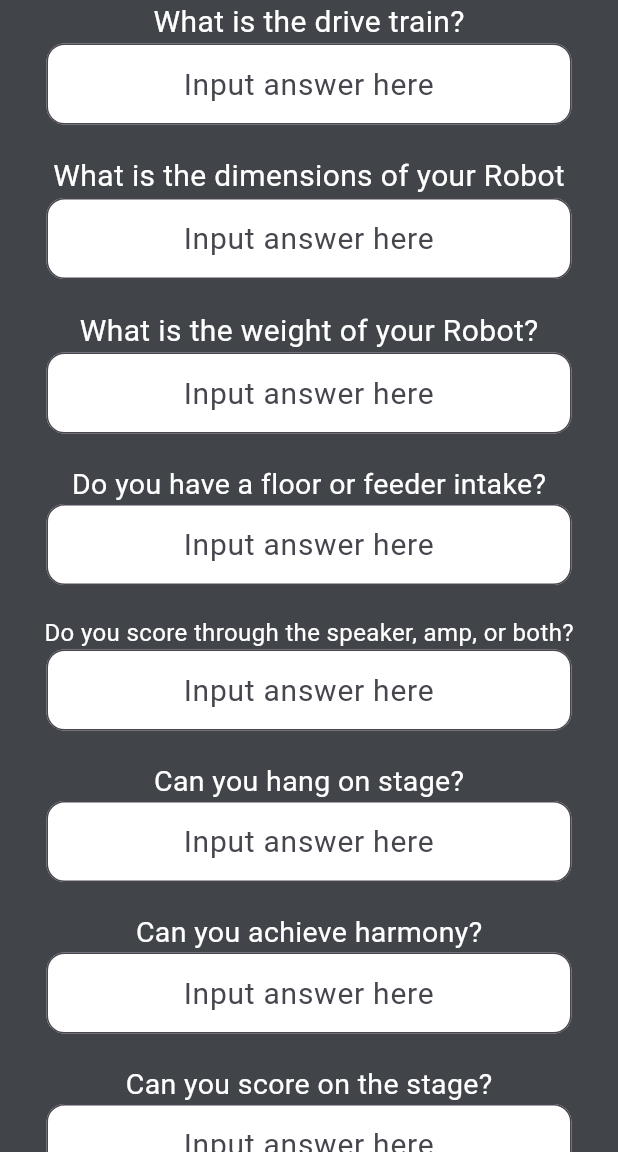
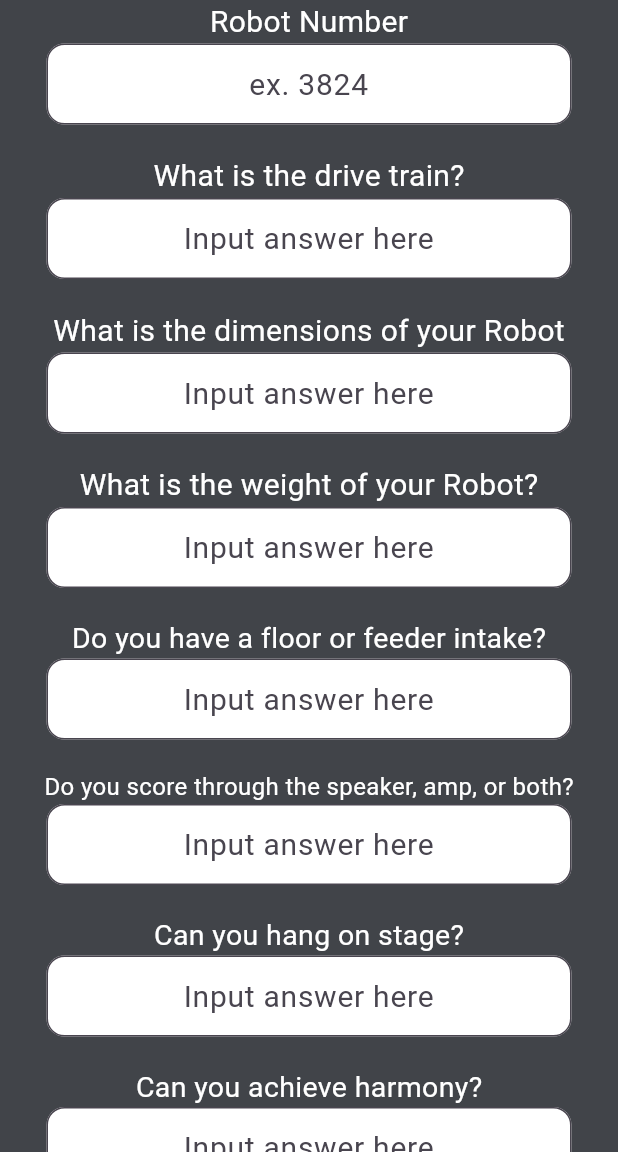
Before and after one commit to skybl0cker/ScoutinFRC, a Flutter app: the PitScoutingPage screen opened by its route, on a phone screen of 412 x 824 dp, the part 84-1236 px from its top. Run offline on Flutter 3.47's test engine with Material 3 defaults, Android fonts, the phone set to English and light mode, and no system bars; our stand-ins replace firebase_core, firebase_database, flutter_animate, gap, shared_preferences, webview_flutter; missing offline and left inert: flutter_animated_button; accounts and stored records are empty; network calls fail.

Commit message:
trying to fix analytics error

```diff
--- a/lib/main.dart
+++ b/lib/main.dart
@@ -41,7 +41,7 @@ void firebasePull() async {
         }
       }
     }
-    print(v.allBotMatchData2.toString() + "900");
+    print("${v.allBotMatchData2}900");
   } else {
     print('No data available.');
   }
@@ -2646,6 +2646,7 @@ class PitScoutingPage extends StatefulWidget {
 class _PitScoutingPageState extends State<PitScoutingPage> {
   @override
   Widget build(BuildContext context) {
+    TextEditingController robotNumText = TextEditingController();
     TextEditingController drivetrainText = TextEditingController();
     TextEditingController dimensionText = TextEditingController();
     TextEditingController weightText = TextEditingController();
@@ -2695,6 +2696,28 @@ class _PitScoutingPageState extends State<PitScoutingPage> {
             child: SingleChildScrollView(
                 child: Column(children: <Widget>[
           const Text(
+            "Robot Number",
+            style: TextStyle(color: Colors.white, fontSize: 20),
+          ),
+          SizedBox(
+            width: 350,
+            child: TextField(
+                textAlign: TextAlign.center,
+                controller: robotNumText,
+                style: const TextStyle(fontSize: 20),
+                decoration: InputDecoration(
+                  contentPadding:
+                      EdgeInsets.only(left: 14, top: 12, right: 14, bottom: 12),
+                  filled: true,
+                  fillColor: const Color.fromRGBO(255, 255, 255, 1),
+                  border: OutlineInputBorder(
+                    borderRadius: BorderRadius.circular(12),
+                  ),
+                  hintText: 'ex. 3824',
+                )),
+          ),
+          const Gap(20),
+          const Text(
             "What is the drive train?",
             style: TextStyle(color: Colors.white, fontSize: 20),
           ),
@@ -2894,7 +2917,7 @@ class _PitScoutingPageState extends State<PitScoutingPage> {
           const Gap(20),
           ElevatedButton(
             onPressed: () {
-              v.pitData["robotNum"] = "14";
+              v.pitData["robotNum"] = robotNumText.text;
               v.pitData["driveTrain"] = drivetrainText.text;
               v.pitData["dimensions"] = dimensionText.text;
               v.pitData["weight"] = weightText.text;
```
Also changed, not shown: lib/sp.dart (+11 -9 lines).
